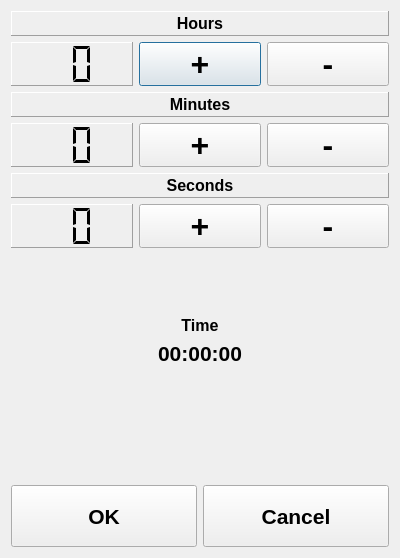
Before: the Qt Designer form SimpleTrainingTimer/qtimechangedlg.ui in Myzhar/SimpleTrainingTimer, drawn with Qt 5.
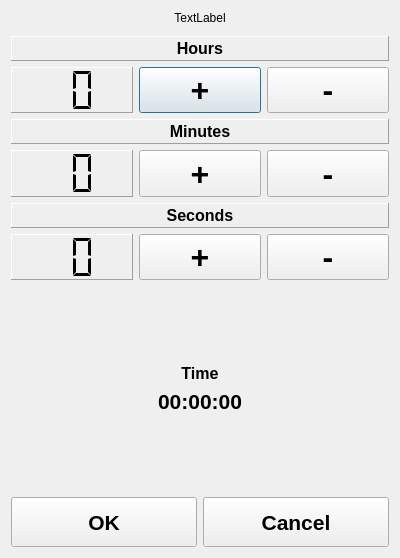
After: the same form once the commit is applied.

Commit message:
Resolved issues with label sizes
/ Resolved issues with label sizes on smallest Android Displays
/ Added about information dialog
/ minor bugs fixed

What changed in the file:
```diff
--- a/SimpleTrainingTimer/qtimechangedlg.ui
+++ b/SimpleTrainingTimer/qtimechangedlg.ui
@@ -14,6 +14,32 @@
    <string>Form</string>
   </property>
   <layout class="QVBoxLayout" name="verticalLayout_4">
+   <item>
+    <widget class="QLabel" name="label_title">
+     <property name="text">
+      <string>TextLabel</string>
+     </property>
+     <property name="alignment">
+      <set>Qt::AlignCenter</set>
+     </property>
+    </widget>
+   </item>
+   <item>
+    <spacer name="verticalSpacer_3">
+     <property name="orientation">
+      <enum>Qt::Vertical</enum>
+     </property>
+     <property name="sizeType">
+      <enum>QSizePolicy::Maximum</enum>
+     </property>
+     <property name="sizeHint" stdset="0">
+      <size>
+       <width>10</width>
+       <height>5</height>
+      </size>
+     </property>
+    </spacer>
+   </item>
    <item>
     <layout class="QVBoxLayout" name="verticalLayout">
      <item>
@@ -388,7 +414,7 @@
      <property name="sizeHint" stdset="0">
       <size>
        <width>20</width>
-       <height>40</height>
+       <height>5</height>
       </size>
      </property>
     </spacer>
@@ -435,7 +461,7 @@
      <property name="sizeHint" stdset="0">
       <size>
        <width>20</width>
-       <height>113</height>
+       <height>5</height>
       </size>
      </property>
     </spacer>
@@ -445,7 +471,7 @@
      <item>
       <widget class="QPushButton" name="pushButton_ok">
        <property name="sizePolicy">
-        <sizepolicy hsizetype="MinimumExpanding" vsizetype="MinimumExpanding">
+        <sizepolicy hsizetype="MinimumExpanding" vsizetype="Preferred">
          <horstretch>0</horstretch>
          <verstretch>0</verstretch>
         </sizepolicy>
@@ -471,7 +497,7 @@
      <item>
       <widget class="QPushButton" name="pushButton_cancel">
        <property name="sizePolicy">
-        <sizepolicy hsizetype="MinimumExpanding" vsizetype="MinimumExpanding">
+        <sizepolicy hsizetype="MinimumExpanding" vsizetype="Preferred">
          <horstretch>0</horstretch>
          <verstretch>0</verstretch>
         </sizepolicy>
```
The commit also changes 16 other files.
